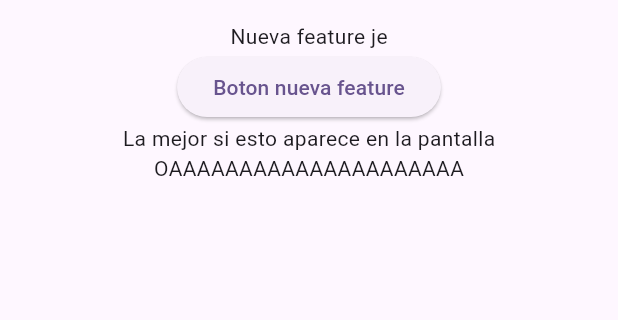
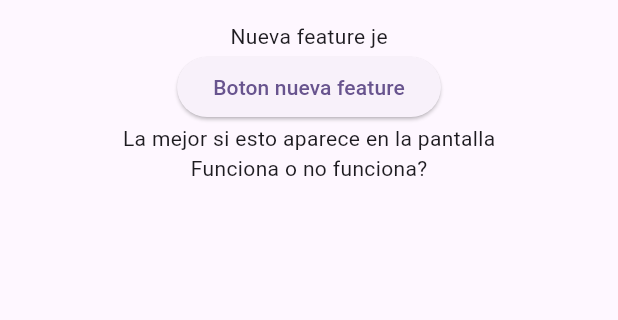
Before and after one commit to pedrocarvi/flutter-codemagic, a Flutter app: the screen it shows after launch, on a phone screen of 412 x 824 dp, the part 63-383 px from its top. Run offline on Flutter 3.47's test engine with Material 3 defaults, Android fonts, the light colour scheme and no system bars.

Commit message:
Probando ios codemagic

```diff
--- a/lib/main.dart
+++ b/lib/main.dart
@@ -27,7 +27,7 @@
                     onPressed: () => print("Hola"))
             ),
             Center(child: Text("La mejor si esto aparece en la pantalla")),
-            Center(child: Text('OAAAAAAAAAAAAAAAAAAAAA'))
+            Center(child: Text("Funciona o no funciona?")),
           ],
         ),
       ),
```
Also changed, not shown: pubspec.lock.
